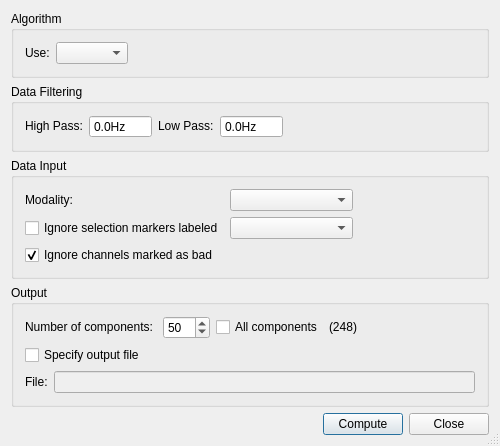
Qt form src/plugins/ICA/ICASettings.ui (HIP-infrastructure/anywave-code) before a commit.
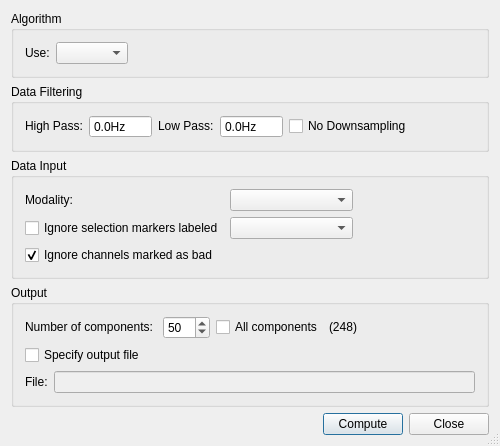
The same form after that commit. Icons and pictures are not drawn.

Commit message: New log system to save log to files after a file is closed or AnyWave quits. New Option No Downsampling in ICA computation.

The edit to the form file:
```diff
--- a/src/plugins/ICA/ICASettings.ui
+++ b/src/plugins/ICA/ICASettings.ui
@@ -172,6 +172,13 @@
           </property>
          </widget>
         </item>
+        <item>
+         <widget class="QCheckBox" name="checkBoxDS">
+          <property name="text">
+           <string>No Downsampling</string>
+          </property>
+         </widget>
+        </item>
         <item>
          <spacer name="horizontalSpacer_2">
           <property name="orientation">
```
The commit also changes 14 other files.
